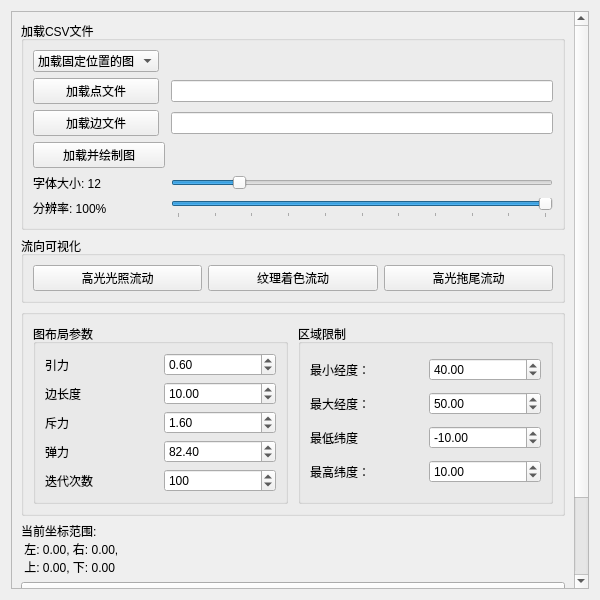
First picture: the form in vis4earth/graph_viser/graph_layout.ui, repository junjiangyue/vis-on-earth-qt-osg, before the edit.
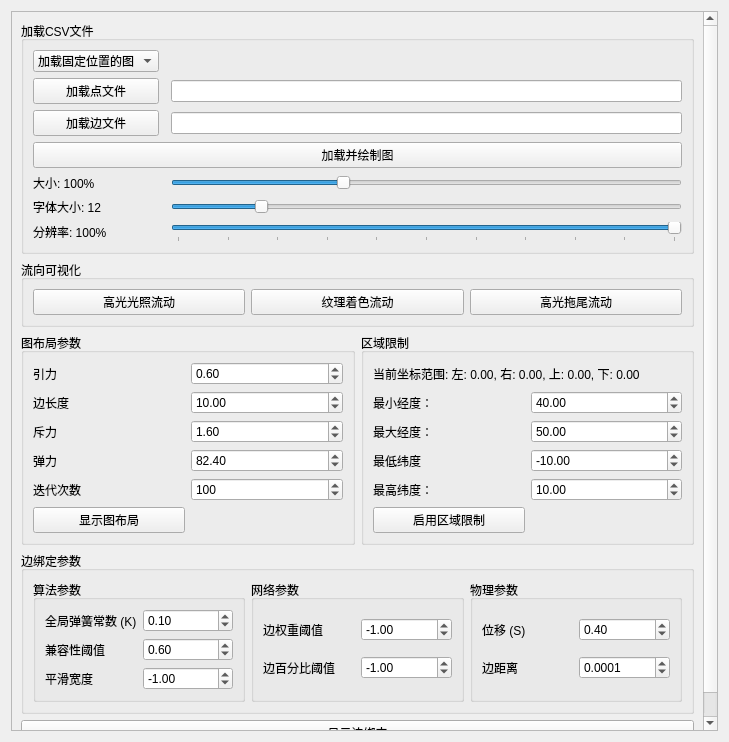
Second picture: the form after the edit.

```diff
--- a/vis4earth/graph_viser/graph_layout.ui
+++ b/vis4earth/graph_viser/graph_layout.ui
@@ -6,28 +6,16 @@
    <rect>
     <x>0</x>
     <y>0</y>
-    <width>600</width>
-    <height>600</height>
-   </rect>
-  </property>
-  <property name="maximumSize">
-   <size>
-    <width>800</width>
-    <height>800</height>
-   </size>
-  </property>
+        <width>729</width>
+        <height>742</height>
+      </rect>
+    </property>
   <property name="windowTitle">
    <string>图布局控制面板</string>
   </property>
   <layout class="QVBoxLayout" name="verticalLayout">
    <item>
     <widget class="QScrollArea" name="scrollArea">
-     <property name="maximumSize">
-      <size>
-       <width>800</width>
-       <height>800</height>
-      </size>
-     </property>
      <property name="horizontalScrollBarPolicy">
       <enum>Qt::ScrollBarAlwaysOff</enum>
      </property>
@@ -38,25 +26,19 @@
       <property name="geometry">
        <rect>
         <x>0</x>
-        <y>-49</y>
-        <width>555</width>
-        <height>688</height>
+                <y>0</y>
+                <width>709</width>
+                <height>722</height>
        </rect>
       </property>
       <layout class="QVBoxLayout" name="verticalLayout_2">
        <item>
         <widget class="QGroupBox" name="groupBoxLoadCSV">
-         <property name="maximumSize">
-          <size>
-           <width>800</width>
-           <height>300</height>
-          </size>
-         </property>
          <property name="title">
           <string>加载CSV文件</string>
          </property>
          <layout class="QGridLayout" name="gridLayoutLoadCSV">
-          <item row="6" column="2">
+                    <item row="7" column="2">
            <widget class="QSlider" name="resolutionSlider">
             <property name="minimum">
              <number>0</number>
@@ -78,27 +60,6 @@
             </property>
            </widget>
           </item>
-          <item row="6" column="0">
-           <widget class="QLabel" name="resolutionLabel">
-            <property name="text">
-             <string>分辨率: 100%</string>
-            </property>
-           </widget>
-          </item>
-          <item row="2" column="0">
-           <widget class="QPushButton" name="loadPointsButton">
-            <property name="text">
-             <string>加载点文件</string>
-            </property>
-           </widget>
-          </item>
-          <item row="5" column="0">
-           <widget class="QLabel" name="fontSizeLabel">
-            <property name="text">
-             <string>字体大小: 12</string>
-            </property>
-           </widget>
-          </item>
           <item row="3" column="0">
            <widget class="QPushButton" name="loadEdgesButton">
             <property name="text">
@@ -106,8 +67,22 @@
             </property>
            </widget>
           </item>
-          <item row="3" column="2">
-           <widget class="QLineEdit" name="edgesFilePath"/>
+                    <item row="6" column="0">
+                      <widget class="QLabel" name="fontSizeLabel">
+                        <property name="text">
+                          <string>字体大小: 12</string>
+                        </property>
+                      </widget>
+                    </item>
+                    <item row="5" column="0">
+                      <widget class="QLabel" name="sizeLabel">
+                        <property name="text">
+                          <string>大小: 100%</string>
+                        </property>
+                      </widget>
+                    </item>
+                    <item row="2" column="2">
+                      <widget class="QLineEdit" name="pointsFilePath"/>
           </item>
           <item row="0" column="0">
            <widget class="QComboBox" name="comboBoxGraphType">
@@ -123,7 +98,37 @@
             </item>
            </widget>
           </item>
+                    <item row="2" column="0">
+                      <widget class="QPushButton" name="loadPointsButton">
+                        <property name="text">
+                          <string>加载点文件</string>
+                        </property>
+                      </widget>
+                    </item>
           <item row="5" column="2">
+                      <widget class="QSlider" name="sizeSlider">
+                        <property name="minimum">
+                          <number>50</number>
+                        </property>
+                        <property name="maximum">
+                          <number>200</number>
+                        </property>
+                        <property name="value">
+                          <number>100</number>
+                        </property>
+                        <property name="orientation">
+                          <enum>Qt::Horizontal</enum>
+                        </property>
+                      </widget>
+                    </item>
+                    <item row="7" column="0">
+                      <widget class="QLabel" name="resolutionLabel">
+                        <property name="text">
+                          <string>分辨率: 100%</string>
+                        </property>
+                      </widget>
+                    </item>
+                    <item row="6" column="2">
            <widget class="QSlider" name="fontSizeSlider">
             <property name="minimum">
              <number>8</number>
@@ -139,31 +144,32 @@
             </property>
            </widget>
           </item>
-          <item row="4" column="0" colspan="2">
+                    <item row="3" column="2">
+                      <widget class="QLineEdit" name="edgesFilePath"/>
+                    </item>
+                    <item row="4" column="0" colspan="3">
            <widget class="QPushButton" name="loadAndDrawGraphButton">
             <property name="text">
              <string>加载并绘制图</string>
             </property>
            </widget>
           </item>
-          <item row="2" column="2">
-           <widget class="QLineEdit" name="pointsFilePath"/>
-          </item>
          </layout>
         </widget>
        </item>
        <item>
         <widget class="QGroupBox" name="groupBoxFlowVisualization">
-         <property name="maximumSize">
-          <size>
-           <width>800</width>
-           <height>80</height>
-          </size>
-         </property>
          <property name="title">
           <string>流向可视化</string>
          </property>
          <layout class="QHBoxLayout" name="horizontalLayoutFlowVisualization">
+                    <!--<item>
+                      <widget class="QPushButton" name="arrowFlowButton">
+                        <property name="text">
+                          <string>箭头流动</string>
+                        </property>
+                      </widget>
+                    </item>-->
           <item>
            <widget class="QPushButton" name="highlightFlowButton">
             <property name="text">
@@ -189,25 +195,9 @@
         </widget>
        </item>
        <item>
-        <widget class="QGroupBox" name="groupBox">
-         <property name="maximumSize">
-          <size>
-           <width>800</width>
-           <height>300</height>
-          </size>
-         </property>
          <layout class="QHBoxLayout" name="horizontalLayout">
-          <property name="spacing">
-           <number>10</number>
-          </property>
           <item>
            <widget class="QGroupBox" name="groupBoxLayoutParams">
-            <property name="maximumSize">
-             <size>
-              <width>16777215</width>
-              <height>300</height>
-             </size>
-            </property>
             <property name="title">
              <string>图布局参数</string>
             </property>
@@ -218,18 +208,12 @@
                 <double>-100.000000000000000</double>
                </property>
                <property name="value">
-                <double>82.400000000000006</double>
+                              <double>82.400000000000000</double>
                </property>
               </widget>
              </item>
              <item row="1" column="0">
               <widget class="QLabel" name="labelEdgeLength">
-               <property name="maximumSize">
-                <size>
-                 <width>16777215</width>
-                 <height>50</height>
-                </size>
-               </property>
                <property name="text">
                 <string>边长度</string>
                </property>
@@ -244,12 +228,6 @@
              </item>
              <item row="4" column="0">
               <widget class="QLabel" name="labelIteration">
-               <property name="maximumSize">
-                <size>
-                 <width>16777215</width>
-                 <height>50</height>
-                </size>
-               </property>
                <property name="text">
                 <string>迭代次数</string>
                </property>
@@ -261,18 +239,12 @@
                 <double>-100.000000000000000</double>
                </property>
                <property name="value">
-                <double>0.600000000000000</double>
+                              <double>0.600000000000001</double>
                </property>
               </widget>
              </item>
              <item row="0" column="0">
               <widget class="QLabel" name="labelAttraction">
-               <property name="maximumSize">
-                <size>
-                 <width>16777215</width>
-                 <height>50</height>
-                </size>
-               </property>
                <property name="text">
                 <string>引力</string>
                </property>
@@ -285,6 +257,13 @@
                </property>
               </widget>
              </item>
+                        <item row="5" column="0">
+                          <widget class="QPushButton" name="showGraphLayoutButton">
+                            <property name="text">
+                              <string>显示图布局</string>
+                            </property>
+                          </widget>
+                        </item>
              <item row="4" column="1">
               <widget class="QSpinBox" name="spinBoxIteration">
                <property name="maximum">
@@ -320,12 +299,6 @@
           </item>
           <item>
            <widget class="QGroupBox" name="groupBoxRegionRestriction">
-            <property name="maximumSize">
-             <size>
-              <width>16777215</width>
-              <height>300</height>
-             </size>
-            </property>
             <property name="title">
              <string>区域限制</string>
             </property>
@@ -337,6 +310,40 @@
                </property>
               </widget>
              </item>
+                        <item row="6" column="0">
+                          <widget class="QLabel" name="labelMaxY">
+                            <property name="text">
+                              <string>最高纬度：</string>
+                            </property>
+                          </widget>
+                        </item>
+                        <item row="5" column="0">
+                          <widget class="QLabel" name="labelMinY">
+                            <property name="text">
+                              <string>最低纬度</string>
+                            </property>
+                          </widget>
+                        </item>
+                        <item row="5" column="1">
+                          <widget class="QDoubleSpinBox" name="spinBoxMinY">
+                            <property name="minimum">
+                              <double>-10000.000000000000000</double>
+                            </property>
+                            <property name="maximum">
+                              <double>10000.989999999999782</double>
+                            </property>
+                            <property name="value">
+                              <double>-10.000000000000000</double>
+                            </property>
+                          </widget>
+                        </item>
+                        <item row="1" column="0" colspan="2">
+                          <widget class="QLabel" name="labelCurrentCoordRange">
+                            <property name="text">
+                              <string>当前坐标范围: 左: 0.00, 右: 0.00, 上: 0.00, 下: 0.00</string>
+                            </property>
+                          </widget>
+                        </item>
              <item row="6" column="1">
               <widget class="QDoubleSpinBox" name="spinBoxMaxY">
                <property name="minimum">
@@ -383,66 +390,173 @@
                </property>
               </widget>
              </item>
-             <item row="6" column="0">
-              <widget class="QLabel" name="labelMaxY">
-               <property name="text">
-                <string>最高纬度：</string>
-               </property>
-              </widget>
-             </item>
-             <item row="5" column="0">
-              <widget class="QLabel" name="labelMinY">
-               <property name="text">
-                <string>最低纬度</string>
-               </property>
-              </widget>
-             </item>
-             <item row="5" column="1">
-              <widget class="QDoubleSpinBox" name="spinBoxMinY">
-               <property name="minimum">
-                <double>-10000.000000000000000</double>
-               </property>
-               <property name="maximum">
-                <double>10000.989999999999782</double>
-               </property>
-               <property name="value">
-                <double>-10.000000000000000</double>
-               </property>
-              </widget>
-             </item>
-            </layout>
-           </widget>
-          </item>
-         </layout>
-        </widget>
-       </item>
-       <item>
-        <widget class="QLabel" name="labelCurrentCoordRange">
-         <property name="maximumSize">
-          <size>
-           <width>400</width>
-           <height>100</height>
-          </size>
-         </property>
-         <property name="text">
-          <string>当前坐标范围:
- 左: 0.00, 右: 0.00,
- 上: 0.00, 下: 0.00</string>
-         </property>
-        </widget>
-       </item>
-       <item>
+                        <item row="7" column="0">
         <widget class="QPushButton" name="regionRestrictionButton">
          <property name="text">
           <string>启用区域限制</string>
          </property>
         </widget>
        </item>
+                      </layout>
+                    </widget>
+                  </item>
+                </layout>
+              </item>
        <item>
-        <widget class="QPushButton" name="showGraphLayoutButton">
+                <widget class="QGroupBox" name="groupBoxEdgeBundlingParams">
+                  <property name="title">
+                    <string>边绑定参数</string>
+                  </property>
+                  <layout class="QVBoxLayout" name="verticalLayoutEdgeBundling">
+                    <item>
+                      <layout class="QVBoxLayout" name="verticalLayoutMain">
+                        <item>
+                          <layout class="QHBoxLayout" name="horizontalLayoutParams">
+                            <item>
+                              <widget class="QGroupBox" name="groupBoxAlgorithmParams">
+                                <property name="title">
+                                  <string>算法参数</string>
+                                </property>
+                                <layout class="QGridLayout" name="gridLayoutAlgorithm">
+                                  <item row="0" column="0">
+                                    <widget class="QLabel" name="labelGlobalSpringConstant">
          <property name="text">
-          <string>显示图布局</string>
-         </property>
+                                        <string>全局弹簧常数 (K)</string>
+                                      </property>
+                                    </widget>
+                                  </item>
+                                  <item row="1" column="0">
+                                    <widget class="QLabel" name="labelCompatibilityThreshold">
+                                      <property name="text">
+                                        <string>兼容性阈值</string>
+                                      </property>
+                                    </widget>
+                                  </item>
+                                  <item row="1" column="1">
+                                    <widget class="QDoubleSpinBox" name="spinBoxCompatibilityThreshold">
+                                      <property name="value">
+                                        <double>0.600000000000000</double>
+                                      </property>
+                                    </widget>
+                                  </item>
+                                  <item row="2" column="0">
+                                    <widget class="QLabel" name="labelSmoothWidth">
+                                      <property name="text">
+                                        <string>平滑宽度</string>
+                                      </property>
+                                    </widget>
+                                  </item>
+                                  <item row="0" column="1">
+                                    <widget class="QDoubleSpinBox" name="spinBoxGlobalSpringConstant">
+                                      <property name="value">
+                                        <double>0.100000000000000</double>
+                                      </property>
+                                    </widget>
+                                  </item>
+                                  <item row="2" column="1">
+                                    <widget class="QDoubleSpinBox" name="spinBoxSmoothWidth">
+                                      <property name="minimum">
+                                        <double>-100.000000000000000</double>
+                                      </property>
+                                      <property name="value">
+                                        <double>-1.000000000000000</double>
+                                      </property>
+                                    </widget>
+                                  </item>
+                                </layout>
+                              </widget>
+                            </item>
+                            <item>
+                              <widget class="QGroupBox" name="groupBoxNetworkParams">
+                                <property name="title">
+                                  <string>网络参数</string>
+                                </property>
+                                <layout class="QGridLayout" name="gridLayoutNetwork">
+                                  <item row="0" column="1">
+                                    <widget class="QDoubleSpinBox" name="spinBoxEdgeWeightThreshold">
+                                      <property name="minimum">
+                                        <double>-100.000000000000000</double>
+                                      </property>
+                                      <property name="value">
+                                        <double>-1.000000000000000</double>
+                                      </property>
+                                    </widget>
+                                  </item>
+                                  <item row="1" column="1">
+                                    <widget class="QDoubleSpinBox" name="spinBoxEdgePercentageThreshold">
+                                      <property name="minimum">
+                                        <double>-100.000000000000000</double>
+                                      </property>
+                                      <property name="value">
+                                        <double>-1.000000000000000</double>
+                                      </property>
+                                    </widget>
+                                  </item>
+                                  <item row="0" column="0">
+                                    <widget class="QLabel" name="labelEdgeWeightThreshold">
+                                      <property name="text">
+                                        <string>边权重阈值</string>
+                                      </property>
+                                    </widget>
+                                  </item>
+                                  <item row="1" column="0">
+                                    <widget class="QLabel" name="labelEdgePercentageThreshold">
+                                      <property name="text">
+                                        <string>边百分比阈值</string>
+                                      </property>
+                                    </widget>
+                                  </item>
+                                </layout>
+                              </widget>
+                            </item>
+                            <item>
+                              <widget class="QGroupBox" name="groupBoxPhysicalParams">
+                                <property name="title">
+                                  <string>物理参数</string>
+                                </property>
+                                <layout class="QGridLayout" name="gridLayoutPhysical">
+                                  <item row="1" column="0">
+                                    <widget class="QLabel" name="labelEdgeDistance">
+                                      <property name="text">
+                                        <string>边距离</string>
+                                      </property>
+                                    </widget>
+                                  </item>
+                                  <item row="1" column="1">
+                                    <widget class="QDoubleSpinBox" name="spinBoxEdgeDistance">
+                                      <property name="decimals">
+                                        <number>4</number>
+                                      </property>
+                                      <property name="value">
+                                        <double>0.000100000000000</double>
+                                      </property>
+                                    </widget>
+                                  </item>
+                                  <item row="0" column="0">
+                                    <widget class="QLabel" name="labelDisplacement">
+                                      <property name="text">
+                                        <string>位移 (S)</string>
+                                      </property>
+                                    </widget>
+                                  </item>
+                                  <item row="0" column="1">
+                                    <widget class="QDoubleSpinBox" name="spinBoxDisplacement">
+                                      <property name="decimals">
+                                        <number>2</number>
+                                      </property>
+                                      <property name="value">
+                                        <double>0.400000000000000</double>
+                                      </property>
+                                    </widget>
+                                  </item>
+                                </layout>
+                              </widget>
+                            </item>
+                          </layout>
+                        </item>
+                      </layout>
+                    </item>
+                  </layout>
         </widget>
        </item>
        <item>
```
Lines whose indentation alone changed are shown as unchanged.
